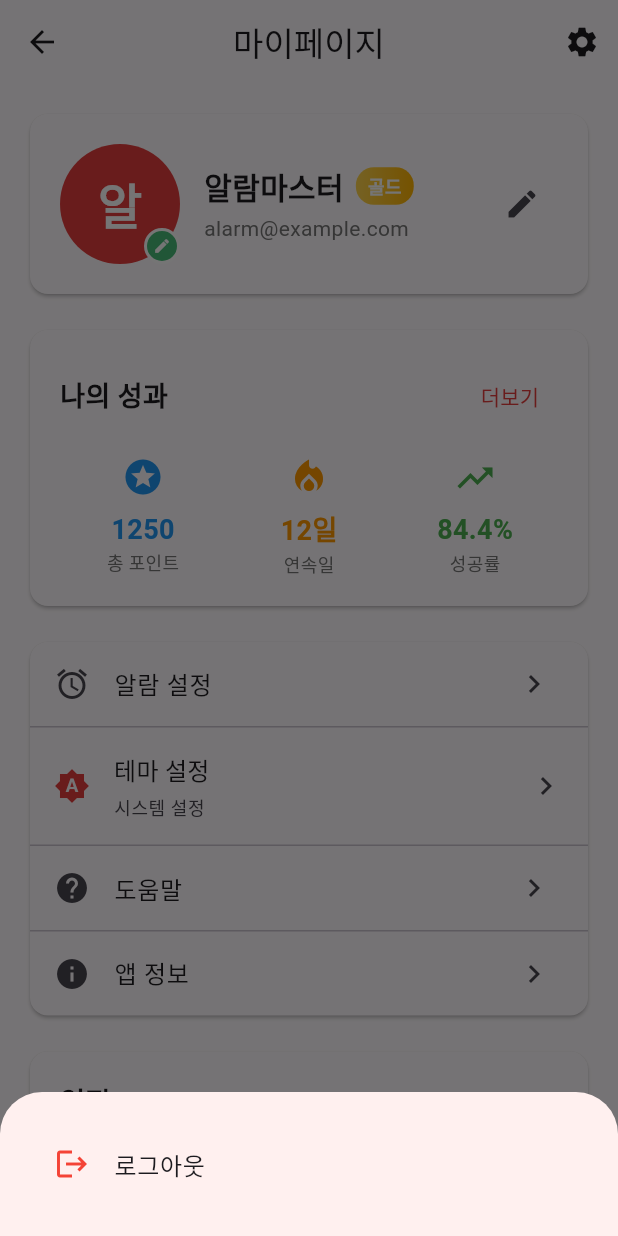
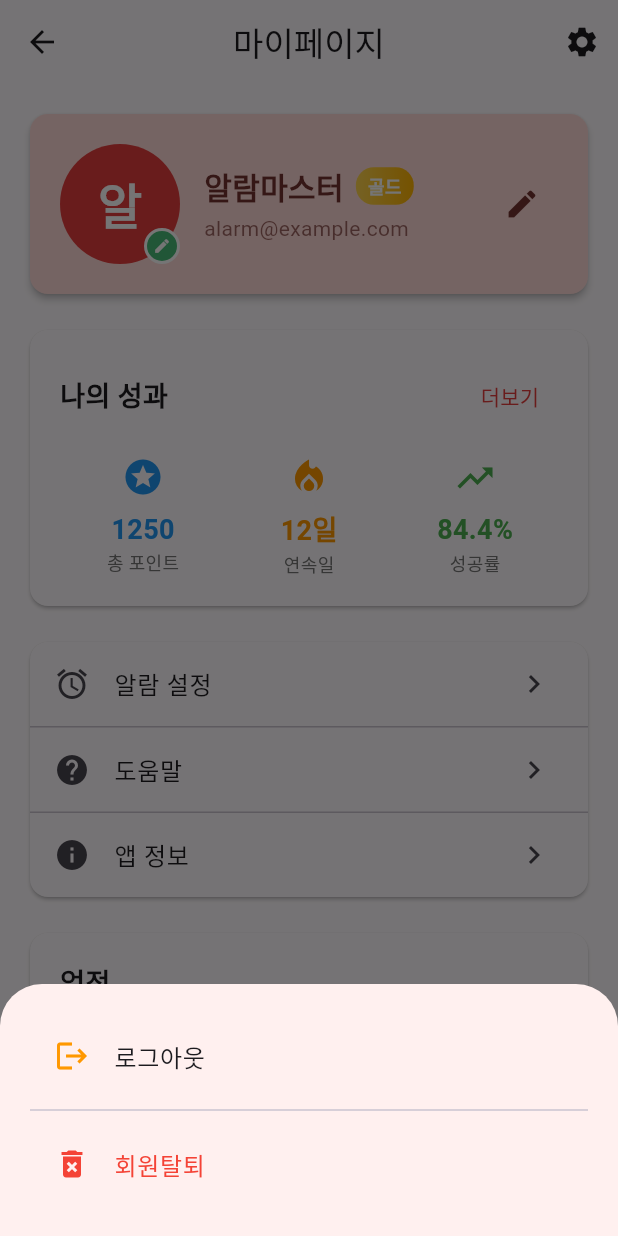
Before and after one commit to team-Vibranium/FE-flutter, a Flutter app: the ProfileScreen screen opened directly, after a tap on the "settings" icon, on a phone screen of 412 x 824 dp. Run offline on Flutter 3.47's test engine with Material 3 defaults, Android fonts, the phone set to English and light mode, and no system bars; our stand-ins replace dio, flutter_local_notifications, flutter_riverpod, shared_preferences, timezone; accounts and stored records are empty; generated files the repository leaves out were written again.

Commit message:
fix : 테마에 맞지않는 색 수정

```diff
--- a/lib/screens/profile_screen.dart
+++ b/lib/screens/profile_screen.dart
@@ -1,5 +1,4 @@
 import 'package:flutter/material.dart';
-import '../core/widgets/buttons/theme_toggle_button.dart';
 
 class ProfileScreen extends StatefulWidget {
   const ProfileScreen({super.key});
@@ -53,6 +52,8 @@ class _ProfileScreenState extends State<ProfileScreen> {
     return Scaffold(
       appBar: AppBar(
         title: const Text('마이페이지'),
+        backgroundColor: Theme.of(context).colorScheme.surface,
+        elevation: 0,
         actions: [
           IconButton(
             onPressed: _showSettings,
@@ -71,8 +72,6 @@ class _ProfileScreenState extends State<ProfileScreen> {
             _buildMenuSection(),
             const SizedBox(height: 16),
             _buildAchievementsSection(),
-            const SizedBox(height: 16),
-            _buildDangerZone(),
           ],
         ),
       ),
@@ -81,6 +80,8 @@ class _ProfileScreenState extends State<ProfileScreen> {
 
   Widget _buildProfileCard() {
     return Card(
+      color: Theme.of(context).colorScheme.primaryContainer,
+      elevation: 2,
       child: Padding(
         padding: const EdgeInsets.all(20),
         child: Column(
@@ -136,9 +137,10 @@ class _ProfileScreenState extends State<ProfileScreen> {
                         children: [
                           Text(
                             _nickname,
-                            style: const TextStyle(
+                            style: TextStyle(
                               fontSize: 20,
                               fontWeight: FontWeight.bold,
+                              color: Theme.of(context).colorScheme.onPrimaryContainer,
                             ),
                           ),
                           const SizedBox(width: 8),
@@ -166,7 +168,7 @@ class _ProfileScreenState extends State<ProfileScreen> {
                         _email,
                         style: TextStyle(
                           fontSize: 14,
-                          color: Colors.grey[600],
+                          color: Theme.of(context).colorScheme.onPrimaryContainer.withOpacity(0.7),
                         ),
                       ),
                     ],
@@ -174,7 +176,10 @@ class _ProfileScreenState extends State<ProfileScreen> {
                 ),
                 IconButton(
                   onPressed: _editProfile,
-                  icon: const Icon(Icons.edit),
+                  icon: Icon(
+                    Icons.edit,
+                    color: Theme.of(context).colorScheme.onPrimaryContainer,
+                  ),
                   tooltip: '프로필 수정',
                 ),
               ],
@@ -268,9 +273,6 @@ class _ProfileScreenState extends State<ProfileScreen> {
             onTap: _alarmSettings,
           ),
           const Divider(height: 1),
-          // 테마 설정 추가
-          const ThemeToggleButton(showLabel: true),
-          const Divider(height: 1),
           _buildMenuTile(
             icon: Icons.help,
             title: '도움말',
@@ -334,14 +336,14 @@ class _ProfileScreenState extends State<ProfileScreen> {
             decoration: BoxDecoration(
               color: isUnlocked
                   ? achievement['color'].withOpacity(0.2)
-                  : Colors.grey[200],
+                  : Theme.of(context).colorScheme.onSurface.withOpacity(0.1),
               borderRadius: BorderRadius.circular(25),
             ),
             child: Icon(
               achievement['icon'],
               color: isUnlocked
                   ? achievement['color']
-                  : Colors.grey[400],
+                  : Theme.of(context).colorScheme.onSurface.withOpacity(0.4),
               size: 24,
             ),
           ),
@@ -355,7 +357,9 @@ class _ProfileScreenState extends State<ProfileScreen> {
                   style: TextStyle(
                     fontSize: 16,
                     fontWeight: FontWeight.bold,
-                    color: isUnlocked ? Colors.black : Colors.grey[600],
+                    color: isUnlocked
+                        ? Theme.of(context).colorScheme.onSurface
+                        : Theme.of(context).colorScheme.onSurface.withOpacity(0.6),
                   ),
                 ),
                 const SizedBox(height: 4),
@@ -363,7 +367,9 @@ class _ProfileScreenState extends State<ProfileScreen> {
                   achievement['description'],
                   style: TextStyle(
                     fontSize: 14,
-                    color: isUnlocked ? Colors.grey[600] : Colors.grey[400],
+                    color: isUnlocked
+                        ? Theme.of(context).colorScheme.onSurface.withOpacity(0.7)
+                        : Theme.of(context).colorScheme.onSurface.withOpacity(0.4),
                   ),
                 ),
               ],
@@ -378,7 +384,7 @@ class _ProfileScreenState extends State<ProfileScreen> {
           else
             Icon(
               Icons.lock,
-              color: Colors.grey[400],
+              color: Theme.of(context).colorScheme.onSurface.withOpacity(0.4),
               size: 20,
             ),
         ],
@@ -386,49 +392,6 @@ class _ProfileScreenState extends State<ProfileScreen> {
     );
   }
 
-  Widget _buildDangerZone() {
-    return Card(
-      color: Colors.red[50],
-      child: Padding(
-        padding: const EdgeInsets.all(16),
-        child: Column(
-          crossAxisAlignment: CrossAxisAlignment.start,
-          children: [
-            Row(
-              children: [
-                Icon(Icons.warning, color: Colors.red[700], size: 20),
-                const SizedBox(width: 8),
-                Text(
-                  '위험 구역',
-                  style: TextStyle(
-                    fontSize: 16,
-                    fontWeight: FontWeight.bold,
-                    color: Colors.red[700],
-                  ),
-                ),
-              ],
-            ),
-            const SizedBox(height: 12),
-            SizedBox(
-              width: double.infinity,
-              child: ElevatedButton(
-                onPressed: _deleteAccount,
-                style: ElevatedButton.styleFrom(
-                  backgroundColor: Colors.red,
-                  foregroundColor: Colors.white,
-                  padding: const EdgeInsets.symmetric(vertical: 12),
-                ),
-                child: const Text(
-                  '탈퇴하기',
-                  style: TextStyle(fontWeight: FontWeight.bold),
-                ),
-              ),
-            ),
-          ],
-        ),
-      ),
-    );
-  }
 
   void _showSettings() {
     showModalBottomSheet(
@@ -439,11 +402,23 @@ class _ProfileScreenState extends State<ProfileScreen> {
           mainAxisSize: MainAxisSize.min,
           children: [
             ListTile(
-              leading: const Icon(Icons.logout, color: Colors.red),
+              leading: const Icon(Icons.logout, color: Colors.orange),
               title: const Text('로그아웃'),
               onTap: () {
                 Navigator.pop(context);
                 _logout();
+              },
+            ),
+            const Divider(),
+            ListTile(
+              leading: const Icon(Icons.delete_forever, color: Colors.red),
+              title: const Text(
+                '회원탈퇴',
+                style: TextStyle(color: Colors.red),
+              ),
+              onTap: () {
+                Navigator.pop(context);
+                _deleteAccount();
               },
             ),
           ],
```
Also changed, not shown: lib/screens/stats_screen.dart (+32 -13 lines).
